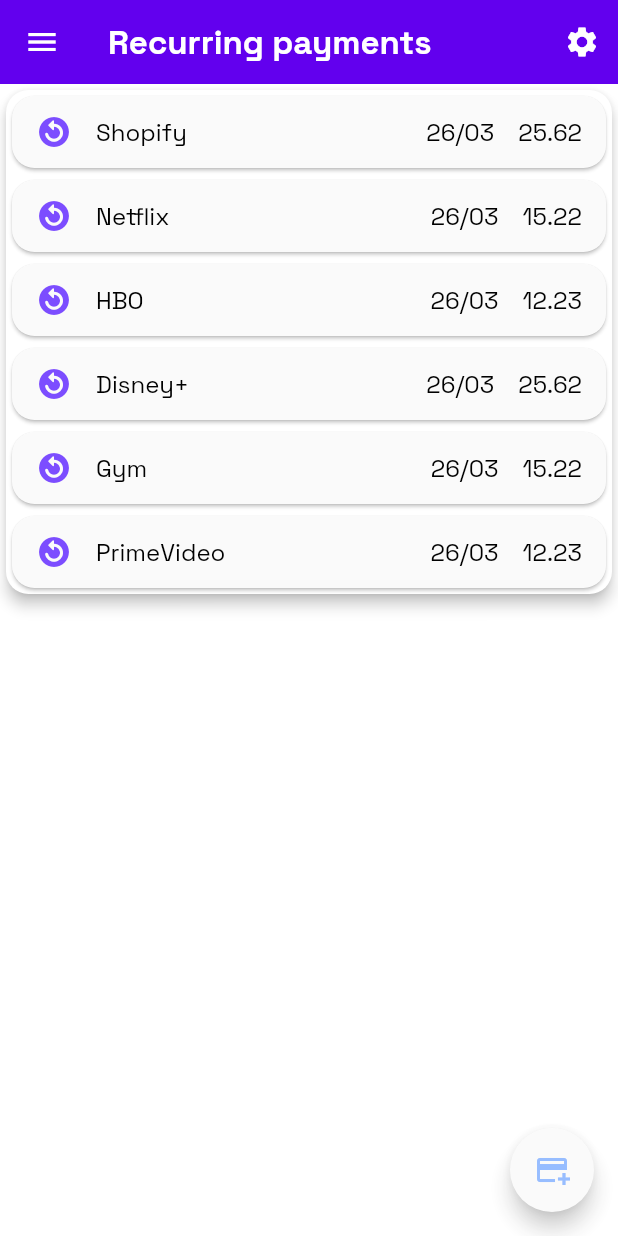
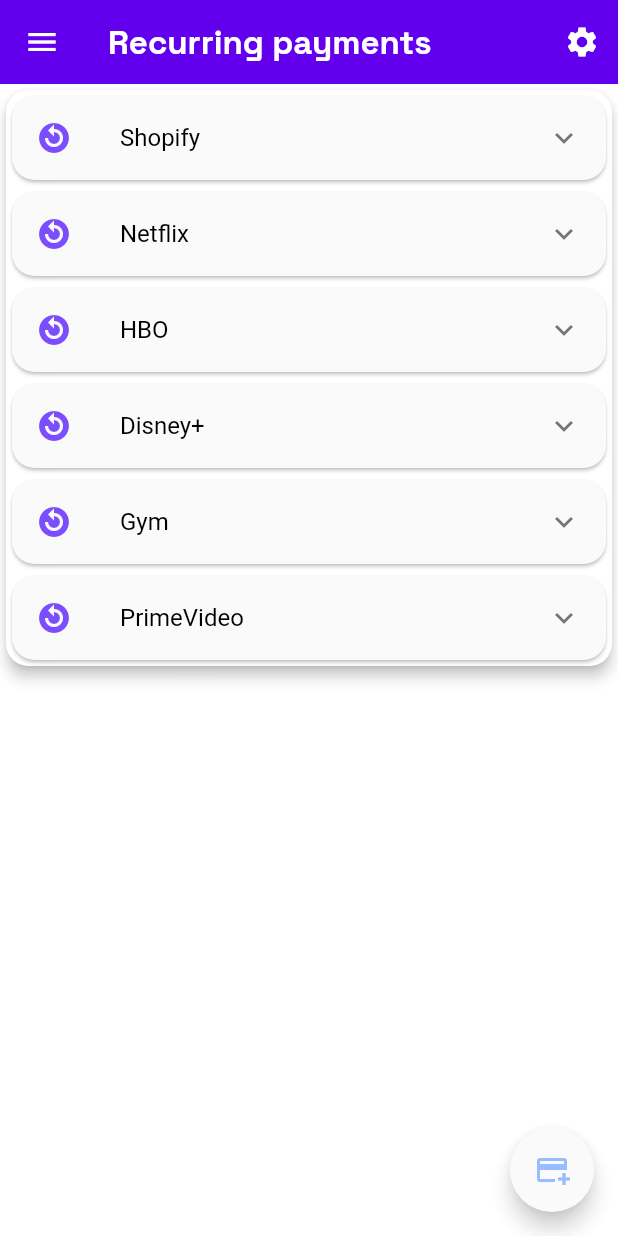
Before and after one commit to justdodo27/financepal, a Flutter app: the screen it shows after launch, swiped to page 3, on a phone screen of 412 x 824 dp. Run offline on Flutter 3.47's test engine with Material 2 defaults, Android fonts, the phone set to English and light mode, and no system bars; our stand-ins replace fl_chart, google_fonts, shared_preferences.

Commit message:
Make payments expandable

```diff
--- a/frontend/lib/pages/home_page/components/last_payments_section.dart
+++ b/frontend/lib/pages/home_page/components/last_payments_section.dart
@@ -4,14 +4,16 @@
 class PaymentData {
   final String name;
   final double value;
-  final Color color;
   final DateTime? date;
+  final bool isRecurring;
+  final String? category;
 
   PaymentData({
     required this.name,
+    this.category,
     required this.value,
-    required this.color,
     this.date,
+    this.isRecurring = false,
   });
 }
 
@@ -109,28 +111,124 @@
       shape: RoundedRectangleBorder(
         borderRadius: BorderRadius.circular(15.0),
       ),
-      child: Container(
-        padding: const EdgeInsets.symmetric(vertical: 12, horizontal: 16),
-        child: Row(
-          mainAxisAlignment: MainAxisAlignment.spaceBetween,
-          children: [
-            Icon(icon, color: payment.color),
-            Expanded(
-              child: Padding(
-                padding: const EdgeInsets.symmetric(horizontal: 16),
-                child: Text(
-                  payment.name,
-                  overflow: TextOverflow.ellipsis,
+      clipBehavior: Clip.antiAlias,
+      child: ExpansionTile(
+        shape: RoundedRectangleBorder(
+          borderRadius: BorderRadius.circular(15.0),
+        ),
+        collapsedShape: RoundedRectangleBorder(
+          borderRadius: BorderRadius.circular(15.0),
+        ),
+        collapsedTextColor: Theme.of(context).textTheme.bodyMedium!.color,
+        textColor: Theme.of(context).textTheme.bodyMedium!.color,
+        iconColor: Theme.of(context).textTheme.bodyMedium!.color,
+        leading: payment.isRecurring
+            ? const Icon(Icons.replay_circle_filled,
+                color: Colors.deepPurpleAccent)
+            : const Icon(Icons.monetization_on, color: Colors.greenAccent),
+        title: Text(
+          payment.name,
+          overflow: TextOverflow.ellipsis,
+        ),
+        childrenPadding:
+            const EdgeInsets.only(left: 16, right: 16, bottom: 16, top: 8),
+        backgroundColor: Theme.of(context).colorScheme.onSecondary,
+        children: [
+          Row(
+            children: [
+              Expanded(
+                child: Column(
+                  children: [
+                    Row(
+                      mainAxisAlignment: MainAxisAlignment.spaceBetween,
+                      children: [
+                        Text(
+                          'Payment date:',
+                          style: Theme.of(context).textTheme.bodySmall,
+                        ),
+                        Text(
+                          DateFormat('dd/MM')
+                              .format(payment.date ?? DateTime.now()),
+                          style: Theme.of(context).textTheme.bodySmall,
+                        ),
+                      ],
+                    ),
+                    const SizedBox(height: 4),
+                    Row(
+                      mainAxisAlignment: MainAxisAlignment.spaceBetween,
+                      children: [
+                        Text(
+                          'Amount:',
+                          style: Theme.of(context).textTheme.bodySmall,
+                        ),
+                        Text(
+                          '${payment.value}',
+                          style: Theme.of(context).textTheme.bodySmall,
+                        ),
+                      ],
+                    ),
+                    if (payment.category != null) ...{
+                      const SizedBox(height: 4),
+                      Row(
+                        mainAxisAlignment: MainAxisAlignment.spaceBetween,
+                        children: [
+                          Text(
+                            'Category:',
+                            style: Theme.of(context).textTheme.bodySmall,
+                          ),
+                          Text(
+                            '${payment.category}',
+                            style: Theme.of(context).textTheme.bodySmall,
+                          ),
+                        ],
+                      ),
+                    },
+                  ],
                 ),
               ),
-            ),
-            if (showDate ?? false) ...{
-              Text(DateFormat('dd/MM').format(payment.date ?? DateTime.now())),
-              const SizedBox(width: 16),
-            },
-            Text('${payment.value}'),
-          ],
-        ),
+              Column(
+                children: [
+                  Padding(
+                    padding: const EdgeInsets.only(left: 24),
+                    child: CircleAvatar(
+                      maxRadius: 18,
+                      backgroundColor: Theme.of(context)
+                          .colorScheme
+                          .secondary
+                          .withOpacity(0.5),
+                      child: IconButton(
+                        onPressed: () {},
+                        icon: const Icon(Icons.delete),
+                        iconSize: 19,
+                        color: Colors.white,
+                        splashColor: Theme.of(context).colorScheme.tertiary,
+                        splashRadius: 25,
+                      ),
+                    ),
+                  ),
+                  Padding(
+                    padding: const EdgeInsets.only(left: 24, top: 8),
+                    child: CircleAvatar(
+                      maxRadius: 18,
+                      backgroundColor: Theme.of(context)
+                          .colorScheme
+                          .secondary
+                          .withOpacity(0.5),
+                      child: IconButton(
+                        onPressed: () {},
+                        icon: const Icon(Icons.edit),
+                        iconSize: 19,
+                        color: Colors.white,
+                        splashColor: Theme.of(context).colorScheme.tertiary,
+                        splashRadius: 25,
+                      ),
+                    ),
+                  ),
+                ],
+              )
+            ],
+          ),
+        ],
       ),
     );
   }
--- a/frontend/lib/pages/home_page/home_page.dart
+++ b/frontend/lib/pages/home_page/home_page.dart
@@ -115,40 +115,47 @@
 
   final todayPayments = [
     PaymentData(
-        name: 'Biedronka groceries', value: 25.62, color: Colors.greenAccent),
+        name: 'Biedronka groceries', value: 25.62, category: 'Groceries'),
     PaymentData(
         name: 'Media Expert electronics',
         value: 15.22,
-        color: Colors.greenAccent),
+        category: 'Electronics'),
     PaymentData(
-        name: 'Biedronka chemicals', value: 12.23, color: Colors.greenAccent),
-    PaymentData(name: 'Lidl shopping', value: 25.62, color: Colors.greenAccent),
-    PaymentData(name: 'Gym payment', value: 15.22, color: Colors.greenAccent),
-    PaymentData(name: 'Spotify', value: 12.23, color: Colors.greenAccent),
+        name: 'Biedronka chemicals', value: 12.23, category: 'Chemicals'),
+    PaymentData(name: 'Lidl shopping', value: 25.62, category: 'Groceries'),
+    PaymentData(name: 'Gym payment', value: 15.22, category: 'Gym'),
+    PaymentData(
+        name: 'Spotify', value: 12.23, isRecurring: true, category: 'Music'),
   ];
 
   final monthPayments = [
     PaymentData(
       name: 'Purchases on 23/03/2023',
       value: 225.62,
-        color: Colors.greenAccent),
+    ),
     PaymentData(
       name: 'Purchases on 22/03/2023',
       value: 115.22,
-        color: Colors.greenAccent),
+    ),
     PaymentData(
       name: 'Purchases on 21/03/2023',
       value: 112.23,
-        color: Colors.greenAccent),
+    ),
   ];
 
   final yearPayments = [
     PaymentData(
-        name: 'January purchases', value: 1250.62, color: Colors.greenAccent),
+      name: 'January purchases',
+      value: 1250.62,
+    ),
     PaymentData(
-        name: 'February purchases', value: 600.22, color: Colors.greenAccent),
+      name: 'February purchases',
+      value: 600.22,
+    ),
     PaymentData(
-        name: 'March purchases', value: 697.24, color: Colors.greenAccent),
+      name: 'March purchases',
+      value: 697.24,
+    ),
   ];
 
   List<PieData> get pieData {
@@ -196,6 +203,7 @@
               PieChartSection(data: pieData),
               BarChartSection(data: barData),
               LastPaymentsSection(data: paymentData),
+              const SizedBox(height: 80),
             ],
           ),
         ),
--- a/frontend/lib/pages/payment_history_page/payment_history_page.dart
+++ b/frontend/lib/pages/payment_history_page/payment_history_page.dart
@@ -9,16 +9,16 @@
 
   static List<PaymentData> payments = [
     PaymentData(
-        name: 'Biedronka groceries', value: 25.62, color: Colors.greenAccent),
+        name: 'Biedronka groceries', value: 25.62, category: 'Groceries'),
     PaymentData(
         name: 'Media Expert electronics',
         value: 15.22,
-        color: Colors.greenAccent),
+        category: 'Electronics'),
     PaymentData(
-        name: 'Biedronka chemicals', value: 12.23, color: Colors.greenAccent),
-    PaymentData(name: 'Lidl shopping', value: 25.62, color: Colors.greenAccent),
-    PaymentData(name: 'Gym payment', value: 15.22, color: Colors.greenAccent),
-    PaymentData(name: 'Spotify', value: 12.23, color: Colors.greenAccent),
+        name: 'Biedronka chemicals', value: 12.23, category: 'Chemicals'),
+    PaymentData(name: 'Lidl shopping', value: 25.62, category: 'Groceries'),
+    PaymentData(name: 'Gym payment', value: 15.22, category: 'Gym'),
+    PaymentData(name: 'Spotify', value: 12.23, category: 'Music'),
   ];
 
   @override
@@ -42,7 +42,9 @@
   Widget build(BuildContext context) {
     return SingleChildScrollView(
       physics: const BouncingScrollPhysics(),
-      child: Card(
+      child: Column(
+        children: [
+          Card(
             shape: RoundedRectangleBorder(
               borderRadius: BorderRadius.circular(15.0),
             ),
@@ -63,7 +65,8 @@
                         return Theme(
                           data: Theme.of(context).copyWith(
                             colorScheme: Theme.of(context).colorScheme.copyWith(
-                              primary: Theme.of(context).colorScheme.tertiary,
+                                  primary:
+                                      Theme.of(context).colorScheme.tertiary,
                                 ),
                           ),
                           child: child!,
@@ -75,7 +78,8 @@
                     setState(() => _dateTimeRange = selected);
                   },
                   width: double.infinity,
-              padding: const EdgeInsets.symmetric(horizontal: 2, vertical: 4),
+                  padding:
+                      const EdgeInsets.symmetric(horizontal: 2, vertical: 4),
                   shape: RoundedRectangleBorder(
                     borderRadius: BorderRadius.circular(15.0),
                   ),
@@ -104,6 +108,9 @@
               ],
             ),
           ),
+          const SizedBox(height: 80),
+        ],
+      ),
     );
   }
 }
--- a/frontend/lib/pages/recurring_payments_page/recurring_payments_page.dart
+++ b/frontend/lib/pages/recurring_payments_page/recurring_payments_page.dart
@@ -6,13 +6,29 @@
   const RecurringPaymentsPage({super.key});
 
   static List<PaymentData> payments = [
-    PaymentData(name: 'Shopify', value: 25.62, color: Colors.deepPurpleAccent),
-    PaymentData(name: 'Netflix', value: 15.22, color: Colors.deepPurpleAccent),
-    PaymentData(name: 'HBO', value: 12.23, color: Colors.deepPurpleAccent),
-    PaymentData(name: 'Disney+', value: 25.62, color: Colors.deepPurpleAccent),
-    PaymentData(name: 'Gym', value: 15.22, color: Colors.deepPurpleAccent),
     PaymentData(
-        name: 'PrimeVideo', value: 12.23, color: Colors.deepPurpleAccent),
+        name: 'Shopify', value: 25.62, isRecurring: true, category: 'Music'),
+    PaymentData(
+        name: 'Netflix',
+        value: 15.22,
+        isRecurring: true,
+        category: 'Films and Videos'),
+    PaymentData(
+        name: 'HBO',
+        value: 12.23,
+        isRecurring: true,
+        category: 'Films and Videos'),
+    PaymentData(
+        name: 'Disney+',
+        value: 25.62,
+        isRecurring: true,
+        category: 'Films and Videos'),
+    PaymentData(name: 'Gym', value: 15.22, isRecurring: true, category: 'Gym'),
+    PaymentData(
+        name: 'PrimeVideo',
+        value: 12.23,
+        isRecurring: true,
+        category: 'Films and Videos'),
   ];
 
   @override
@@ -37,17 +53,20 @@
   Widget build(BuildContext context) {
     return SingleChildScrollView(
       physics: const BouncingScrollPhysics(),
-      child: Card(
+      child: Column(
+        children: [
+          Card(
             shape: RoundedRectangleBorder(
               borderRadius: BorderRadius.circular(15.0),
             ),
             elevation: 4,
             color: Theme.of(context).colorScheme.onPrimary,
             child: Column(
-          children: [
-            ..._getRows(),
+              children: _getRows(),
+            ),
+          ),
+          const SizedBox(height: 80),
         ],
-        ),
       ),
     );
   }
```
Lines whose indentation alone changed are shown as unchanged.
